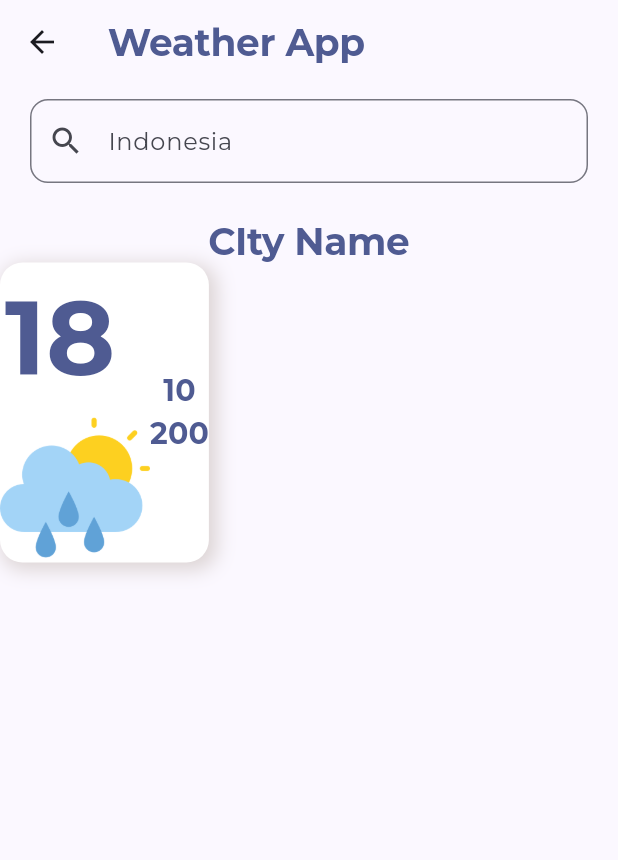
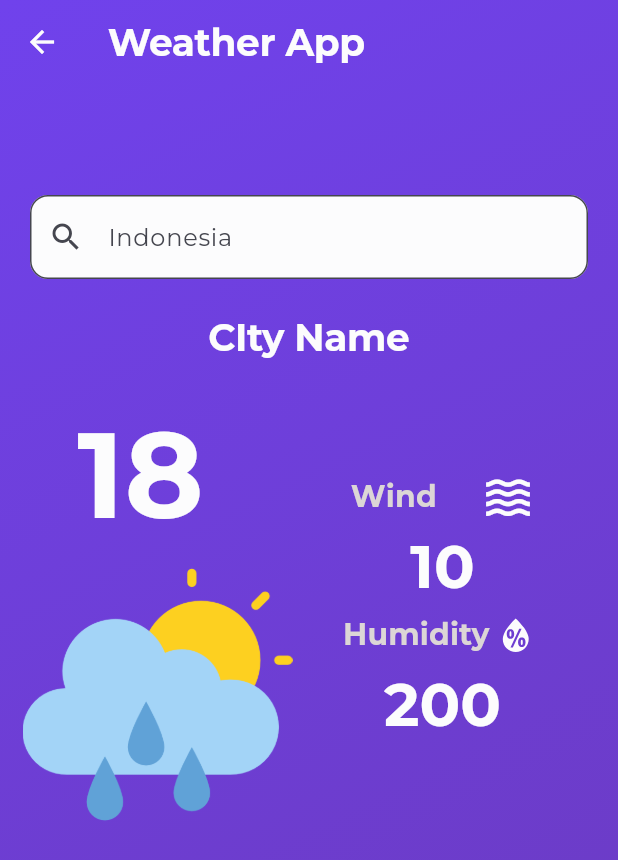
Before and after one commit to RH203/weather-app-flutter, a Flutter app: the WeatherPage screen opened directly, on a phone screen of 412 x 824 dp. Shown: the top 860 px of the screen. Run offline on Flutter 3.47's test engine with Material 3 defaults, Android fonts, the phone set to English and light mode, and no system bars; our stand-ins replace flutter_dotenv, google_fonts, weather_icons.

Commit message:
feat(update): update appbar and body

```diff
--- a/lib/src/features/weather/weather_page.dart
+++ b/lib/src/features/weather/weather_page.dart
@@ -1,5 +1,7 @@
 import 'package:flutter/material.dart';
 import 'package:weather_app/src/features/welcome/welcome_page.dart';
+import 'package:weather_icons/weather_icons.dart';
+import 'dart:ui' as ui;
 
 class WeatherPage extends StatefulWidget {
   const WeatherPage({super.key});
@@ -15,17 +17,45 @@ class _WeatherPageState extends State<WeatherPage> {
   Widget build(BuildContext context) {
     return Scaffold(
       appBar: AppBar(
+        leading: IconButton(
+          icon: const Icon(
+            Icons.arrow_back,
+            color: Color(0xffFCFCFD),
+          ),
+          onPressed: () => Navigator.of(context).pop(
+            MaterialPageRoute(
+              builder: (context) => const WelcomePage(),
+            ),
+          ),
+        ),
+        backgroundColor: Colors.transparent,
         title: Text(
           "Weather App",
           style: Theme.of(context).textTheme.displayLarge!.copyWith(
-                color: Theme.of(context).colorScheme.primary,
+                color: const Color(0xffFCFCFD),
               ),
         ),
       ),
-      body: Column(
+      extendBodyBehindAppBar: true,
+      body: Container(
+        width: double.infinity,
+        decoration: const BoxDecoration(
+          gradient: LinearGradient(
+            colors: [
+              Color(0xff7042EC),
+              Color(0xff6B3ABD),
+            ],
+            begin: Alignment.topLeft,
+            end: Alignment.bottomRight,
+          ),
+        ),
+        child: Padding(
+          padding: const EdgeInsets.only(top: 120),
+          child: Column(
             children: [
               Padding(
-            padding: const EdgeInsets.symmetric(horizontal: 20, vertical: 10),
+                padding:
+                    const EdgeInsets.symmetric(horizontal: 20, vertical: 10),
                 child: SizedBox(
                   width: 380,
                   child: TextField(
@@ -36,6 +66,9 @@ class _WeatherPageState extends State<WeatherPage> {
                       border: OutlineInputBorder(
                         borderRadius: BorderRadius.circular(12),
                       ),
+                      filled: true,
+                      fillColor: const Color(0xffFCFCFD),
+                      focusColor: Colors.black,
                     ),
                   ),
                 ),
@@ -45,79 +78,120 @@ class _WeatherPageState extends State<WeatherPage> {
                 child: Text(
                   "CIty Name",
                   style: Theme.of(context).textTheme.displayLarge!.copyWith(
-                    color: Theme.of(context).colorScheme.primary,
+                        color: const Color(0xffFCFCFD),
                       ),
                 ),
               ),
               Row(children: [
-            Container(
-              decoration: BoxDecoration(
-                borderRadius: BorderRadius.circular(15),
-                boxShadow: const [
-                  BoxShadow(
-                    color: Color.fromARGB(255, 220, 212, 212),
-                    offset: Offset(
-                      3,
-                      3,
-                    ),
-                    blurRadius: 10,
-                    spreadRadius: 2,
-                  ),
-                  BoxShadow(
-                    color: Color.fromARGB(255, 255, 255, 255),
-                    offset: Offset(
-                      0,
-                      0,
-                    ),
-                    blurRadius: 0,
-                    spreadRadius: 0,
-                  ),
-                ],
-              ),
+                Padding(
+                  padding: const EdgeInsets.only(top: 20.0, left: 15.0),
+                  child: SizedBox(
+                    width: 380,
                     child: Row(
-                mainAxisAlignment: MainAxisAlignment.spaceBetween,
                       children: [
-                  Column(
+                        SizedBox(
+                          width: 180,
+                          child: Column(
                             mainAxisAlignment: MainAxisAlignment.spaceEvenly,
                             children: [
                               Text(
                                 "18 ",
-                        style: Theme.of(context).textTheme.labelLarge!.copyWith(
-                              color: Theme.of(context).colorScheme.primary,
-                              fontSize: 70,
+                                style: Theme.of(context)
+                                    .textTheme
+                                    .labelLarge!
+                                    .copyWith(
+                                      color: const Color(0xffFCFCFD),
+                                      fontSize: 80,
                                     ),
                               ),
                               Image.asset(
                                 "assets/images/cloudy-sample.png",
-                        width: 100,
-                      )
+                                width: 180,
+                              ),
                             ],
                           ),
-                  Column(
-                    mainAxisAlignment: MainAxisAlignment.spaceBetween,
+                        ),
+                        Expanded(
+                            child: Column(
+                          mainAxisAlignment: MainAxisAlignment.start,
+                          children: [
+                            Row(
+                              mainAxisAlignment: MainAxisAlignment.center,
                               children: [
                                 Text(
-                        "10",
-                        style: Theme.of(context).textTheme.labelLarge!.copyWith(
-                              color: Theme.of(context).colorScheme.primary,
+                                  "Wind",
+                                  style: Theme.of(context)
+                                      .textTheme
+                                      .labelLarge!
+                                      .copyWith(
+                                        color: const Color.fromARGB(
+                                            255, 220, 214, 214),
                                         fontSize: 20,
                                       ),
                                 ),
+                                const Padding(
+                                  padding: EdgeInsets.only(left: 30),
+                                  child: Icon(
+                                    Icons.waves,
+                                    color: Color(0xffFCFCFD),
+                                    size: 35,
+                                  ),
+                                ),
+                              ],
+                            ),
+                            Text(
+                              "10",
+                              style: Theme.of(context)
+                                  .textTheme
+                                  .labelLarge!
+                                  .copyWith(
+                                    color: const Color(0xffFCFCFD),
+                                    fontSize: 40,
+                                  ),
+                              textAlign: TextAlign.start,
+                            ),
+                            Row(
+                              mainAxisAlignment: MainAxisAlignment.center,
+                              children: [
+                                Text(
+                                  "Humidity",
+                                  style: Theme.of(context)
+                                      .textTheme
+                                      .labelLarge!
+                                      .copyWith(
+                                        color: const Color.fromARGB(
+                                            255, 220, 214, 214),
+                                        fontSize: 20,
+                                      ),
+                                ),
+                                const BoxedIcon(
+                                  WeatherIcons.humidity,
+                                  color: Color(0xffFCFCFD),
+                                  size: 35,
+                                ),
+                              ],
+                            ),
                             Text(
                               "200",
-                        style: Theme.of(context).textTheme.labelLarge!.copyWith(
-                              color: Theme.of(context).colorScheme.primary,
-                              fontSize: 20,
+                              style: Theme.of(context)
+                                  .textTheme
+                                  .labelLarge!
+                                  .copyWith(
+                                    color: const Color(0xffFCFCFD),
+                                    fontSize: 40,
                                   ),
-                      )
+                            ),
                           ],
-                  )
+                        )),
                       ],
+                    ),
                   ),
                 ),
               ]),
             ],
           ),
+        ),
+      ),
     );
   }
 }
```
Lines whose indentation alone changed are shown as unchanged.
